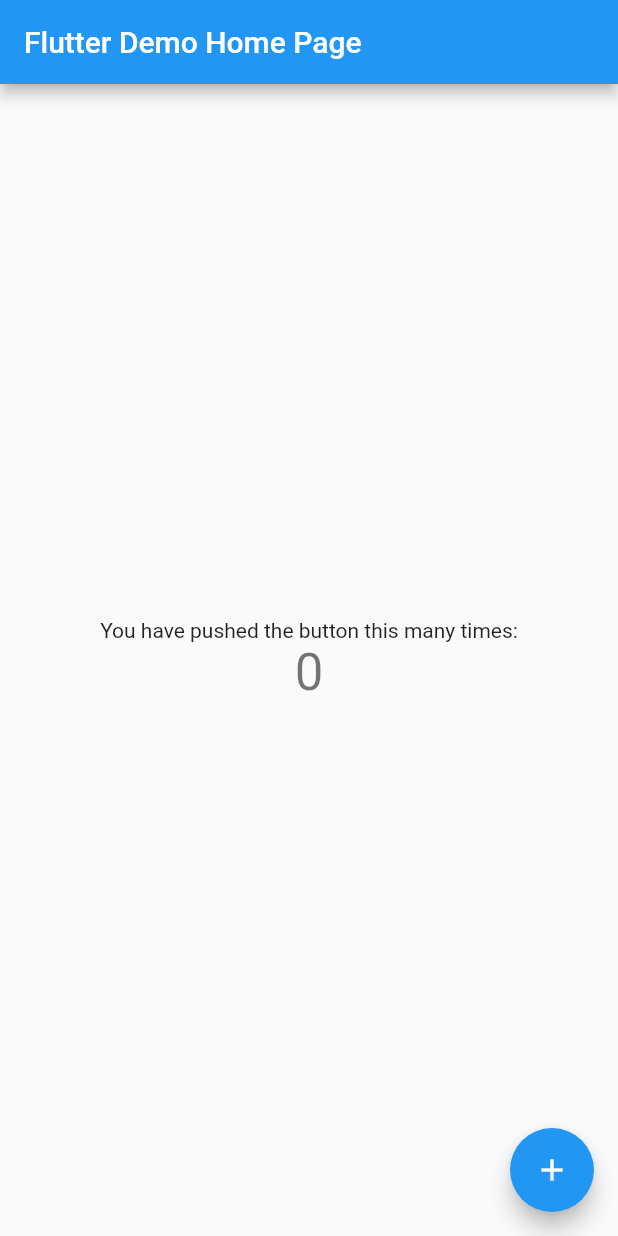
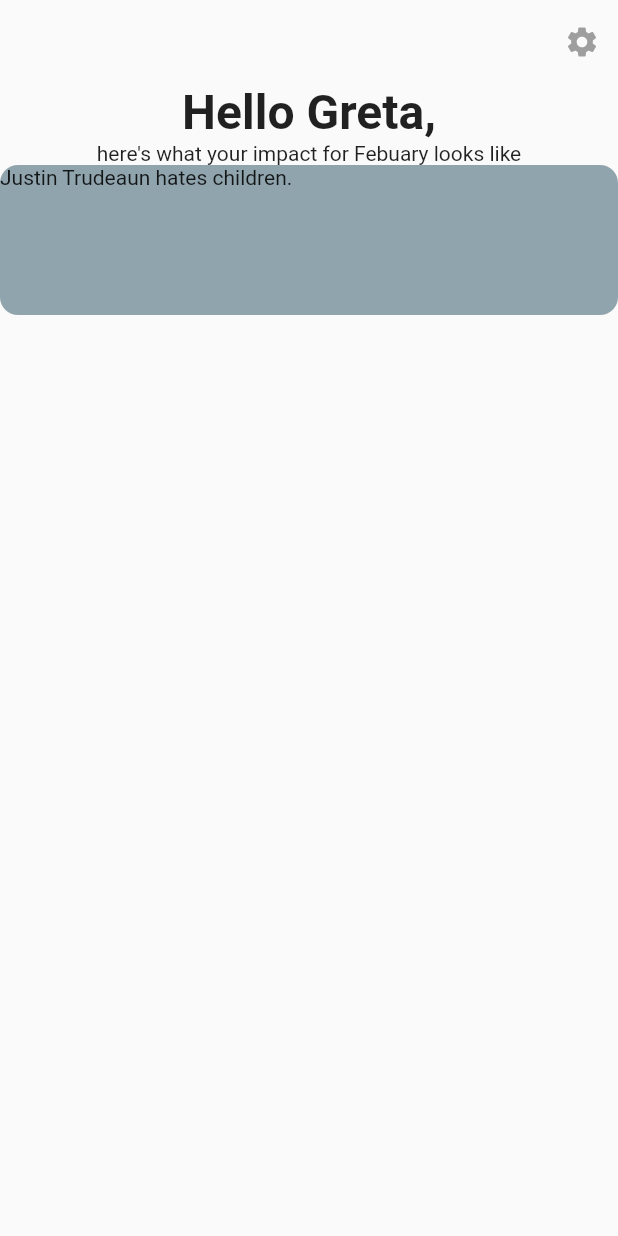
Before and after one commit to BrunoScharlau/CarbonIQ, a Flutter app: the screen it shows after launch, on a phone screen of 412 x 824 dp. Run offline on Flutter 3.47's test engine with Material 2 defaults, Android fonts, the phone set to English and light mode, and no system bars.

Commit message:
Base widgets

```diff
--- a/lib/main.dart
+++ b/lib/main.dart
@@ -1,4 +1,5 @@
 import 'package:flutter/material.dart';
+import 'package:gretapp/main_menu/main_menu_view.dart';
 
 void main() {
   runApp(const MyApp());
@@ -24,7 +25,7 @@ class MyApp extends StatelessWidget {
         // is not restarted.
         primarySwatch: Colors.blue,
       ),
-      home: const MyHomePage(title: 'Flutter Demo Home Page'),
+      home: const MainMenuView(),
     );
   }
 }
--- /dev/null
+++ b/lib/main_menu/main_menu_view.dart
@@ -0,0 +1,39 @@
+import 'package:flutter/material.dart';
+import 'main_menu_widgets.dart';
+
+
+class MainMenuView extends StatefulWidget {
+  const MainMenuView({super.key});
+
+  @override
+  State<MainMenuView> createState() => _MainMenuViewState();
+}
+
+class _MainMenuViewState extends State<MainMenuView> {
+
+  String month = 'MONTH';
+
+  @override
+  void initState() {
+    super.initState();
+    month = "Febuary";
+  }
+
+  @override
+  Widget build(BuildContext context) {
+    return  Scaffold(
+      appBar: AppBar(
+        actions: [ IconButton(onPressed: (){}, icon: const Icon(Icons.settings, color: Colors.grey,))],
+        elevation: 0,
+        backgroundColor: Colors.transparent,
+      ),
+      body:ListView(
+        children: [
+          const Text("Hello Greta,", style: TextStyle(fontWeight: FontWeight.bold, fontSize: 32), textAlign: TextAlign.center),
+          Text("here's what your impact for $month looks like", textAlign: TextAlign.center),
+          const DataBox()
+        ],
+      )
+    );
+  }
+}
--- /dev/null
+++ b/lib/main_menu/main_menu_widgets.dart
@@ -0,0 +1,19 @@
+
+import 'package:flutter/material.dart';
+
+class DataBox extends StatelessWidget {
+  const DataBox({super.key});
+
+  @override
+  Widget build(BuildContext context) {
+    return Container(
+      height: 100,
+      width: double.infinity,
+      decoration: BoxDecoration(
+        borderRadius: const BorderRadius.all(Radius.circular(12)),
+        color: Colors.blueGrey[300]
+      ),
+      child: const Text("Justin Trudeaun hates children."),
+    );
+  }
+}
```
